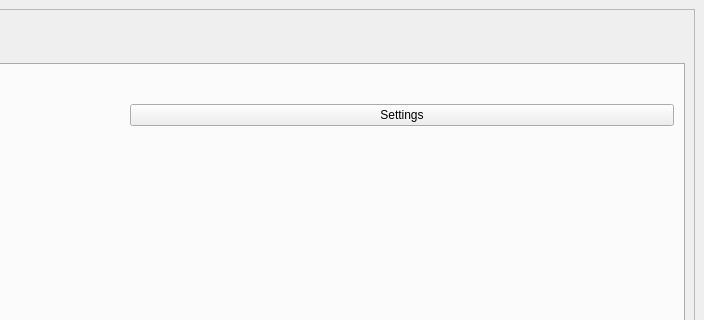
Above: src/getModels/SelectAI.ui from TNTwise/REAL-Video-Enhancer before the change; both pictures show x 451 to 1155 and y 0 to 320 of the 1155 by 645 pixel window. Below: the same form after it.
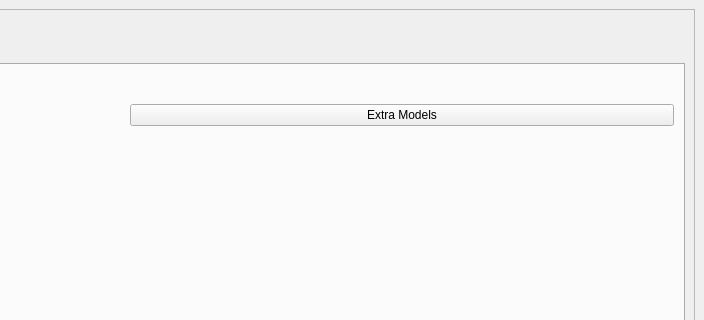
That is the form after the change.

Diff of the .ui file:
```diff
--- a/src/getModels/SelectAI.ui
+++ b/src/getModels/SelectAI.ui
@@ -88,7 +88,7 @@
              <item>
               <widget class="QPushButton" name="RifeSettings">
                <property name="text">
-                <string>Settings</string>
+                <string>Extra Models</string>
                </property>
               </widget>
              </item>
```
